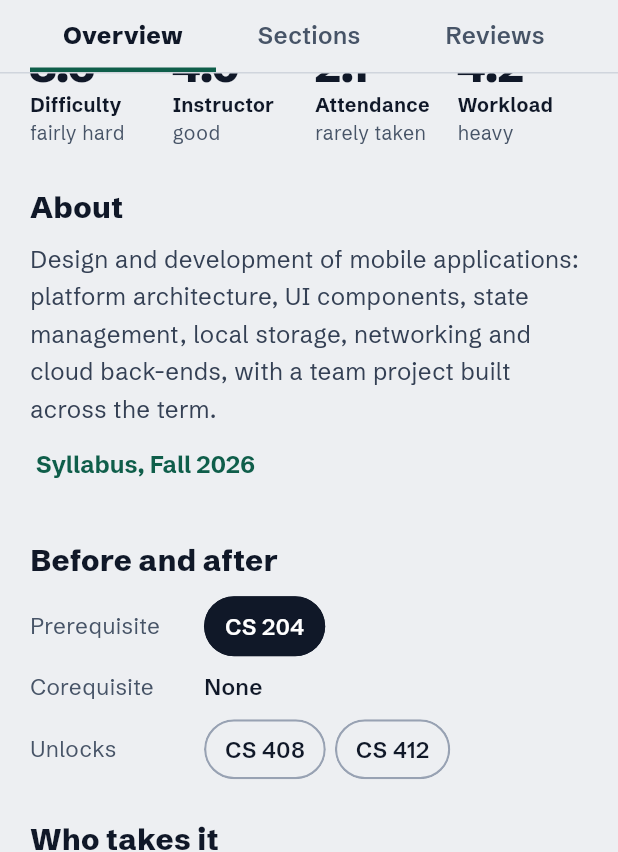
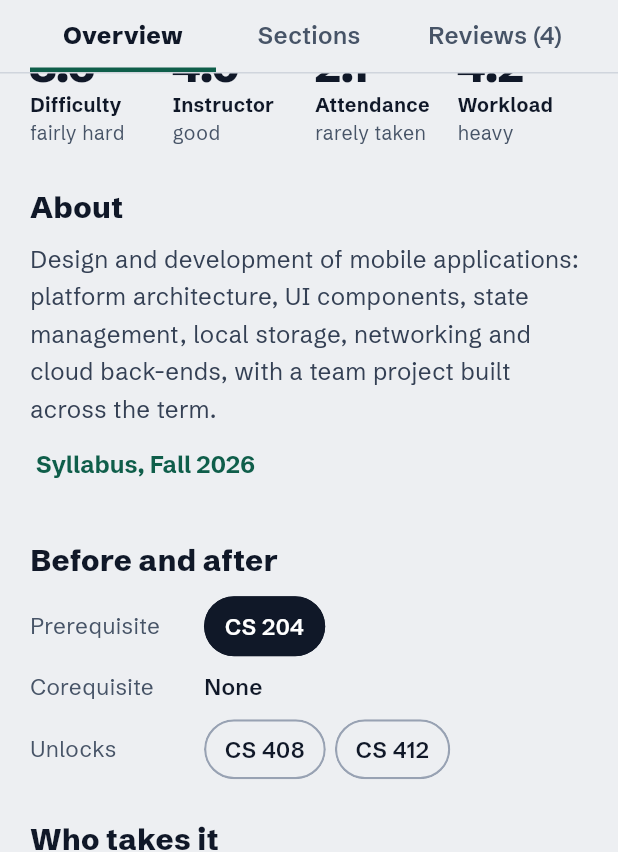
Before and after one commit to EceOnbas/SUggest, a Flutter app: the CourseScreen screen opened by its route, scrolled down 497 dp, on a phone screen of 412 x 824 dp. Shown: the top 852 px of the screen. Run offline on Flutter 3.47's test engine with Material 3 defaults, Android fonts, the phone set to English and light mode, and no system bars; network calls fail.

Commit message:
Add the Reviews tab with topic chips and a filter sheet

```diff
--- a/lib/core/widgets/app_chip.dart
+++ b/lib/core/widgets/app_chip.dart
@@ -43,17 +43,19 @@ class AppChip extends StatelessWidget {
           child: Container(
             constraints: BoxConstraints(minHeight: height),
             padding: EdgeInsets.symmetric(horizontal: compact ? 14 : 16),
-            child: Row(
-              mainAxisSize: MainAxisSize.min,
-              children: [
-                Text(
-                  label,
-                  style: AppTextStyles.link.copyWith(
-                    color: selected ? AppColors.onPrimary : AppColors.ink,
-                    fontWeight: compact ? FontWeight.w600 : FontWeight.w700,
-                  ),
+            // As wide as its label. On a very narrow screen the label
+            // wraps onto a second line instead of overflowing.
+            child: Align(
+              widthFactor: 1,
+              heightFactor: 1,
+              child: Text(
+                label,
+                textAlign: TextAlign.center,
+                style: AppTextStyles.link.copyWith(
+                  color: selected ? AppColors.onPrimary : AppColors.ink,
+                  fontWeight: compact ? FontWeight.w600 : FontWeight.w700,
                 ),
-              ],
+              ),
             ),
           ),
         ),
--- a/lib/features/course/course_screen.dart
+++ b/lib/features/course/course_screen.dart
@@ -10,7 +10,10 @@ import '../../core/widgets/primary_button.dart';
 import '../../core/widgets/state_views.dart';
 import '../../data/course_repository.dart';
 import '../../models/course.dart';
+import '../../models/review.dart';
 import 'overview_tab.dart';
+import 'review_filter.dart';
+import 'reviews_tab.dart';
 import 'sections_tab.dart';
 import 'widgets/course_header.dart';
 import 'widgets/course_tab_bar.dart';
@@ -39,8 +42,13 @@ class CourseScreen extends StatefulWidget {
 
 class _CourseScreenState extends State<CourseScreen> {
   late Future<Course> _course;
+  late Future<List<Review>> _reviews;
   CourseTab _tab = CourseTab.overview;
+  ReviewFilter _filter = const ReviewFilter();
   bool _saved = false;
+
+  /// Side padding of the page.
+  static const _gutter = EdgeInsets.symmetric(horizontal: 20);
 
   @override
   void initState() {
@@ -50,6 +58,11 @@ class _CourseScreenState extends State<CourseScreen> {
 
   void _load() {
     _course = widget.repository.fetchCourse(widget.courseCode);
+    _loadReviews();
+  }
+
+  void _loadReviews() {
+    _reviews = widget.repository.fetchReviews(widget.courseCode);
   }
 
   void _toggleSaved() {
@@ -84,12 +97,22 @@ class _CourseScreenState extends State<CourseScreen> {
             child: ErrorState(onRetry: () => setState(_load)),
           );
         }
-        return _buildPage(context, snapshot.requireData);
+        final course = snapshot.requireData;
+        // The reviews load on their own, so the page does not wait for
+        // them.
+        return FutureBuilder<List<Review>>(
+          future: _reviews,
+          builder: (context, reviews) => _buildPage(context, course, reviews),
+        );
       },
     );
   }
 
-  Widget _buildPage(BuildContext context, Course course) {
+  Widget _buildPage(
+    BuildContext context,
+    Course course,
+    AsyncSnapshot<List<Review>> reviews,
+  ) {
     // The tab bar is 48 px tall and grows with the user's text size.
     final tabBarHeight =
         math.max(48.0, MediaQuery.textScalerOf(context).scale(16) * 1.2 + 20) +
@@ -113,13 +136,14 @@ class _CourseScreenState extends State<CourseScreen> {
                 height: tabBarHeight,
                 child: CourseTabBar(
                   selected: _tab,
+                  reviewCount: reviews.data?.length,
                   onSelected: (tab) => setState(() => _tab = tab),
                 ),
               ),
             ),
             SliverPadding(
-              padding: const EdgeInsets.fromLTRB(20, 24, 20, 32),
-              sliver: SliverToBoxAdapter(child: _buildTab(course)),
+              padding: const EdgeInsets.only(top: 24, bottom: 32),
+              sliver: SliverToBoxAdapter(child: _buildTab(course, reviews)),
             ),
           ],
         ),
@@ -128,11 +152,42 @@ class _CourseScreenState extends State<CourseScreen> {
     );
   }
 
-  Widget _buildTab(Course course) => switch (_tab) {
-    CourseTab.overview => OverviewTab(course: course),
-    CourseTab.sections => SectionsTab(course: course),
-    CourseTab.reviews => const EmptyState(title: 'Reviews'),
-  };
+  Widget _buildTab(Course course, AsyncSnapshot<List<Review>> reviews) {
+    switch (_tab) {
+      case CourseTab.overview:
+        return Padding(
+          padding: _gutter,
+          child: OverviewTab(course: course),
+        );
+      case CourseTab.sections:
+        return Padding(
+          padding: _gutter,
+          child: SectionsTab(course: course),
+        );
+      case CourseTab.reviews:
+        if (reviews.connectionState != ConnectionState.done) {
+          return const Padding(
+            padding: _gutter,
+            child: LoadingList(label: 'Loading reviews'),
+          );
+        }
+        if (reviews.hasError) {
+          return Padding(
+            padding: _gutter,
+            child: ErrorState(
+              title: "Couldn't load reviews",
+              onRetry: () => setState(_loadReviews),
+            ),
+          );
+        }
+        // The chip row runs edge to edge, so this tab pads itself.
+        return ReviewsTab(
+          reviews: reviews.requireData,
+          filter: _filter,
+          onFilterChanged: (filter) => setState(() => _filter = filter),
+        );
+    }
+  }
 }
 
 /// A plain page with a back arrow, used while the course loads or when it
--- /dev/null
+++ b/lib/features/course/review_filter.dart
@@ -0,0 +1,38 @@
+import '../../models/review.dart';
+import '../../models/review_topic.dart';
+
+/// Which reviews the Reviews tab shows. A null field means "any".
+///
+/// The topic comes from the chips above the list; the term and the
+/// instructor come from the filter sheet.
+class ReviewFilter {
+  const ReviewFilter({this.topic, this.term, this.instructor});
+
+  final ReviewTopic? topic;
+  final String? term;
+  final String? instructor;
+
+  /// How many of the sheet's two filters are set, for "Filters (2)".
+  int get sheetFilterCount =>
+      (term == null ? 0 : 1) + (instructor == null ? 0 : 1);
+
+  bool get isEmpty => topic == null && sheetFilterCount == 0;
+
+  bool matches(Review review) =>
+      (topic == null || review.topics.contains(topic)) &&
+      (term == null || review.term == term) &&
+      (instructor == null || review.instructor == instructor);
+
+  /// The reviews that pass every filter, in the same order.
+  List<Review> apply(List<Review> reviews) => reviews.where(matches).toList();
+
+  // Each of these returns a copy with one field replaced; null clears it.
+  ReviewFilter withTopic(ReviewTopic? topic) =>
+      ReviewFilter(topic: topic, term: term, instructor: instructor);
+
+  ReviewFilter withTerm(String? term) =>
+      ReviewFilter(topic: topic, term: term, instructor: instructor);
+
+  ReviewFilter withInstructor(String? instructor) =>
+      ReviewFilter(topic: topic, term: term, instructor: instructor);
+}
```
Also changed, not shown: lib/features/course/reviews_tab.dart (added, +172 -0 lines), lib/features/course/widgets/review_filter_sheet.dart (added, +125 -0 lines), 2 other files.
